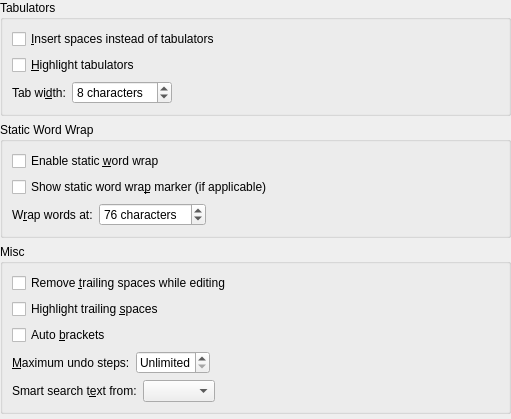
Above: part/dialogs/editconfigwidget.ui from KDE/kate before the change. Below: the same form after it.
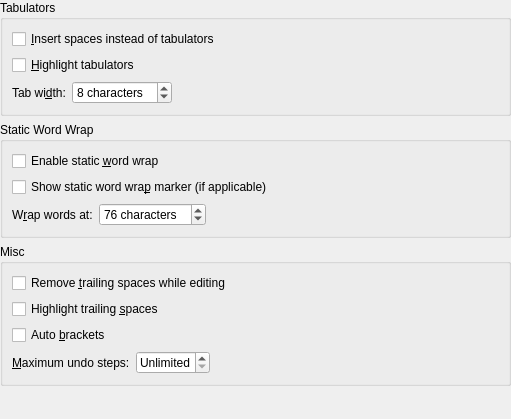
That is the form after the change.

Commit message: <Smart search text from> combo box removed

```diff
--- a/part/dialogs/editconfigwidget.ui
+++ b/part/dialogs/editconfigwidget.ui
@@ -272,71 +272,6 @@
         </item>
        </layout>
       </item>
-      <item>
-       <layout class="QHBoxLayout" >
-        <property name="margin" >
-         <number>0</number>
-        </property>
-        <property name="spacing" >
-         <number>6</number>
-        </property>
-        <item>
-         <widget class="QLabel" name="lblSmartSearch" >
-          <property name="text" >
-           <string>Smart search t&amp;ext from:</string>
-          </property>
-          <property name="buddy" >
-           <cstring>cmbSmartSearch</cstring>
-          </property>
-         </widget>
-        </item>
-        <item>
-         <widget class="QComboBox" name="cmbSmartSearch" >
-          <property name="whatsThis" >
-           <string>&lt;p>This determines where a view will get the search text from 
-(this will be automatically entered into the Find Text dialog): 
-&lt;/p>
-&lt;p>
-&lt;ul>
-&lt;li>&lt;b>Nowhere:&lt;/b> Don't guess the search text.
-&lt;/li>
-&lt;li>&lt;b>Selection Only:&lt;/b> Use the current text selection, 
-if available.
-&lt;/li>
-&lt;li>&lt;b>Selection, then Current Word:&lt;/b> Use the current 
-selection if available, otherwise use the current word.
-&lt;/li>
-&lt;li>&lt;b>Current Word Only:&lt;/b> Use the word that the cursor 
-is currently resting on, if available.
-&lt;/li>
-&lt;li>&lt;b>Current Word, then Selection:&lt;/b> Use the current 
-word if available, otherwise use the current selection.
-&lt;/li>
-&lt;/ul>
-&lt;/p>
-&lt;p>
-Note that, in all the above modes, if a search string has 
-not been or cannot be determined, then the Find Text Dialog 
-will fall back to the last search text.
-&lt;/p></string>
-          </property>
-         </widget>
-        </item>
-        <item>
-         <spacer>
-          <property name="orientation" >
-           <enum>Qt::Horizontal</enum>
-          </property>
-          <property name="sizeHint" >
-           <size>
-            <width>131</width>
-            <height>20</height>
-           </size>
-          </property>
-         </spacer>
-        </item>
-       </layout>
-      </item>
      </layout>
     </widget>
    </item>
```
Left out of the diff: 117 changed lines with no effect on the pictures. The commit also changes 3 other files.
